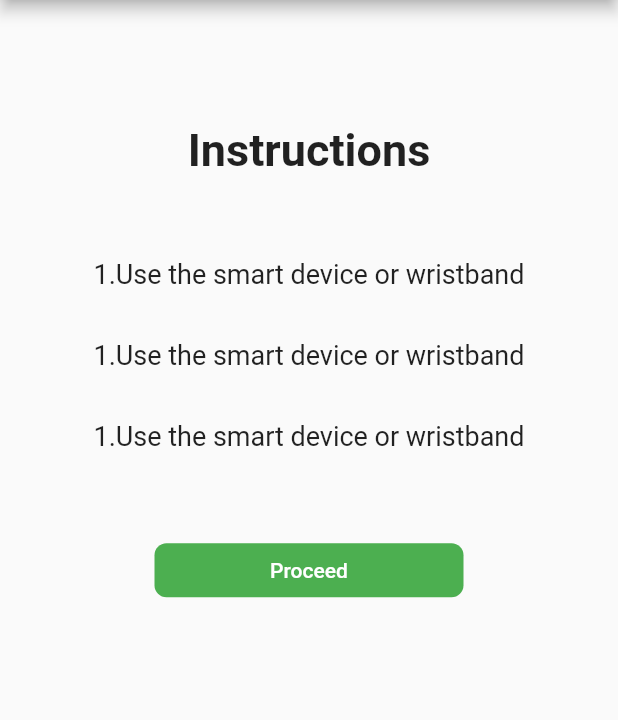
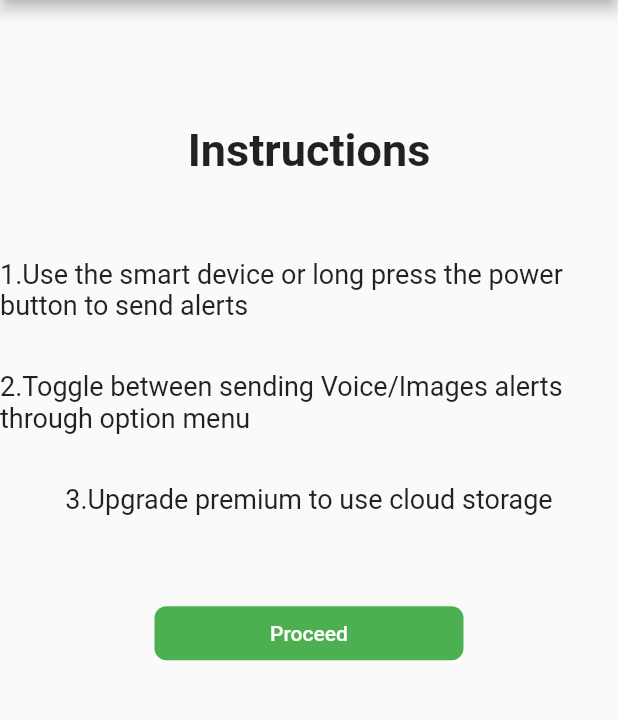
Before and after one commit to chamodi08jaya/Guardian-App, a Flutter app: the InstructionScreen screen opened directly, on a phone screen of 412 x 824 dp, the part 84-804 px from its top. Run offline on Flutter 3.47's test engine with Material 2 defaults, Android fonts, the phone set to English and light mode, and no system bars; our stand-ins replace pin_input_text_field.

Commit message:
Finalize instruction screen

```diff
--- a/flutter_app/lib/Screens/instruction_screen.dart
+++ b/flutter_app/lib/Screens/instruction_screen.dart
@@ -33,28 +33,34 @@ class _InstructionScreenState extends State<InstructionScreen> {
         SizedBox(
           height: MediaQuery.of(context).size.height / 15,
         ),
-        Text(
-          "1.Use the smart device or wristband",
+        Center(
+          child: Text(
+            "1.Use the smart device or long press the power button to send alerts",
             style: TextStyle(
               fontSize: 18,
+            ),
           ),
         ),
         SizedBox(
           height: MediaQuery.of(context).size.height / 25,
         ),
-        Text(
-          "1.Use the smart device or wristband",
+        Center(
+          child: Text(
+            "2.Toggle between sending Voice/Images alerts through option menu",
             style: TextStyle(
               fontSize: 18,
+            ),
           ),
         ),
         SizedBox(
           height: MediaQuery.of(context).size.height / 25,
         ),
-        Text(
-          "1.Use the smart device or wristband",
+        Center(
+          child: Text(
+            "3.Upgrade premium to use cloud storage",
             style: TextStyle(
               fontSize: 18,
+            ),
           ),
         ),
         SizedBox(
@@ -70,12 +76,11 @@ class _InstructionScreenState extends State<InstructionScreen> {
             ),
             color: Colors.green,
             onPressed: () {
-                Navigator.push(context,MaterialPageRoute(
-                  builder: (context)=>CoreScreen()
-                ));
+              Navigator.push(context,
+                  MaterialPageRoute(builder: (context) => CoreScreen()));
             },
-              shape: RoundedRectangleBorder(
-                  borderRadius: BorderRadius.circular(8)),
+            shape:
+                RoundedRectangleBorder(borderRadius: BorderRadius.circular(8)),
           ),
         ))
       ],
```
Lines whose indentation alone changed are shown as unchanged.
